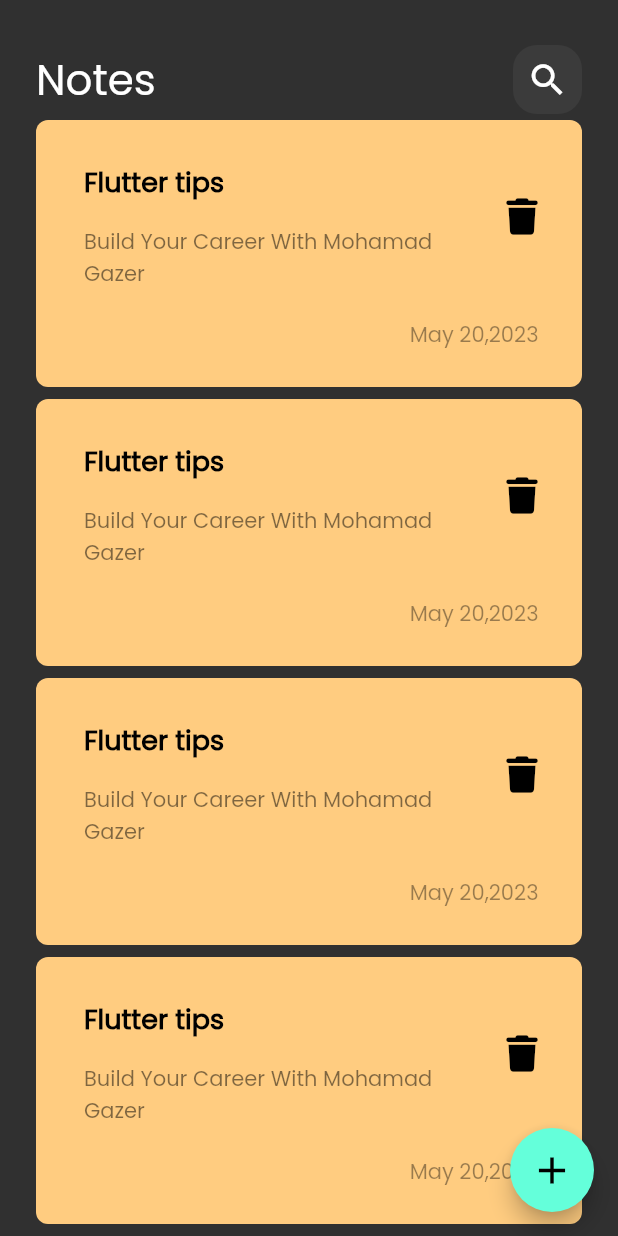
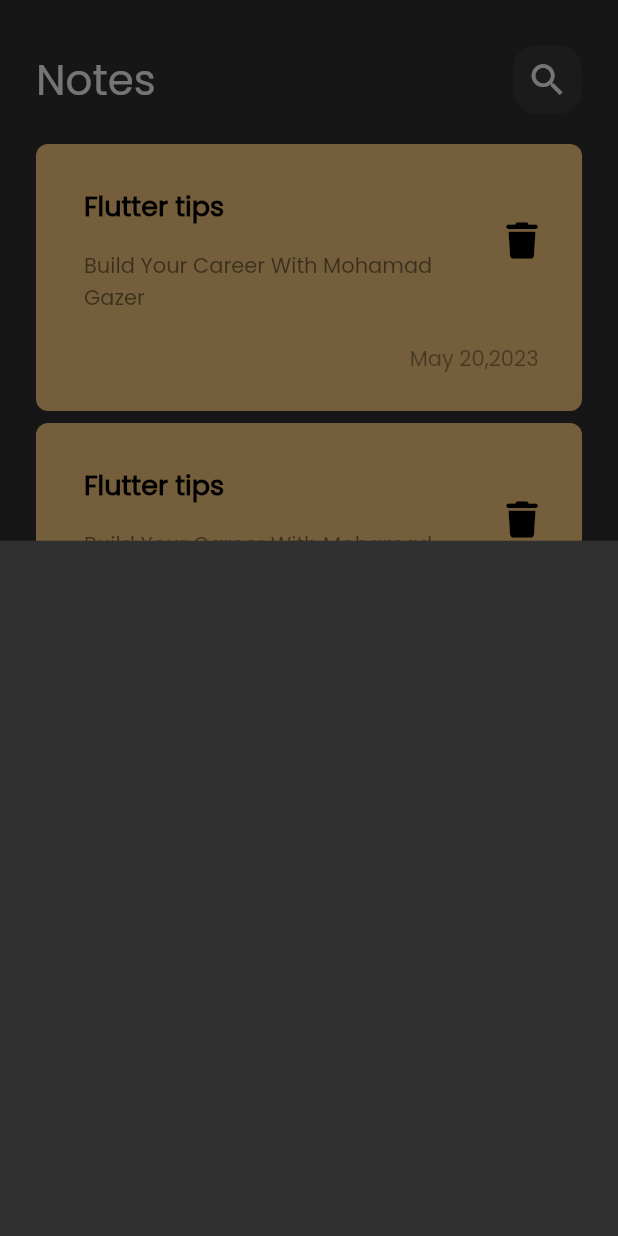
Before and after one commit to smgr9/note, a Flutter app: the screen it shows after launch, after a tap on the "add" icon, on a phone screen of 412 x 824 dp. Run offline on Flutter 3.47's test engine with Material 2 defaults, Android fonts, the phone set to English and light mode, and no system bars; our stand-ins replace font_awesome_flutter.

Commit message:
show bottom modal sheet

```diff
--- a/lib/view/notes_view.dart
+++ b/lib/view/notes_view.dart
@@ -1,4 +1,5 @@
 import 'package:flutter/material.dart';
+import 'package:note/widget/add_note_bottom_sheert.dart';
 import 'package:note/widget/notes_view_body.dart';
 
 class NoteView extends StatelessWidget {
@@ -8,7 +9,13 @@ class NoteView extends StatelessWidget {
   Widget build(BuildContext context) {
     return Scaffold(
       floatingActionButton: FloatingActionButton(
-        onPressed: () {},
+        onPressed: () {
+          showModalBottomSheet(
+              context: context,
+              builder: (context) {
+                return const AddNoteBottomSheet();
+              });
+        },
         child: Icon(
           Icons.add,
           size: 30,
--- /dev/null
+++ b/lib/widget/add_note_bottom_sheert.dart
@@ -0,0 +1,10 @@
+import 'package:flutter/material.dart';
+
+class AddNoteBottomSheet extends StatelessWidget {
+  const AddNoteBottomSheet({super.key});
+
+  @override
+  Widget build(BuildContext context) {
+    return Container();
+  }
+}
--- a/lib/widget/notes_list_view.dart
+++ b/lib/widget/notes_list_view.dart
@@ -6,13 +6,17 @@ class NotesListView extends StatelessWidget {
   final data = const [];
   @override
   Widget build(BuildContext context) {
-    return ListView.builder(
+    return Padding(
+      padding: const EdgeInsets.symmetric(vertical: 16),
+      child: ListView.builder(
+        padding: EdgeInsets.zero,
         itemBuilder: (context, index) {
           return Padding(
             padding: const EdgeInsets.symmetric(vertical: 4),
             child: const NoteItem(),
           );
         },
+      ),
     );
   }
 }
```
Lines whose indentation alone changed are shown as unchanged.
